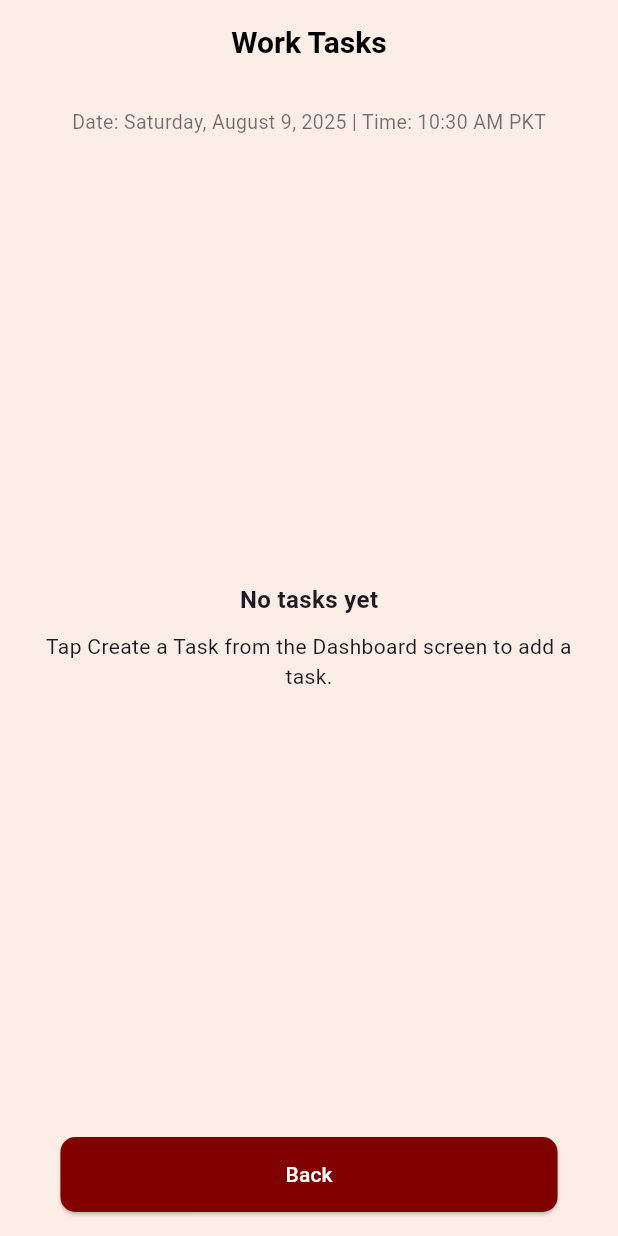
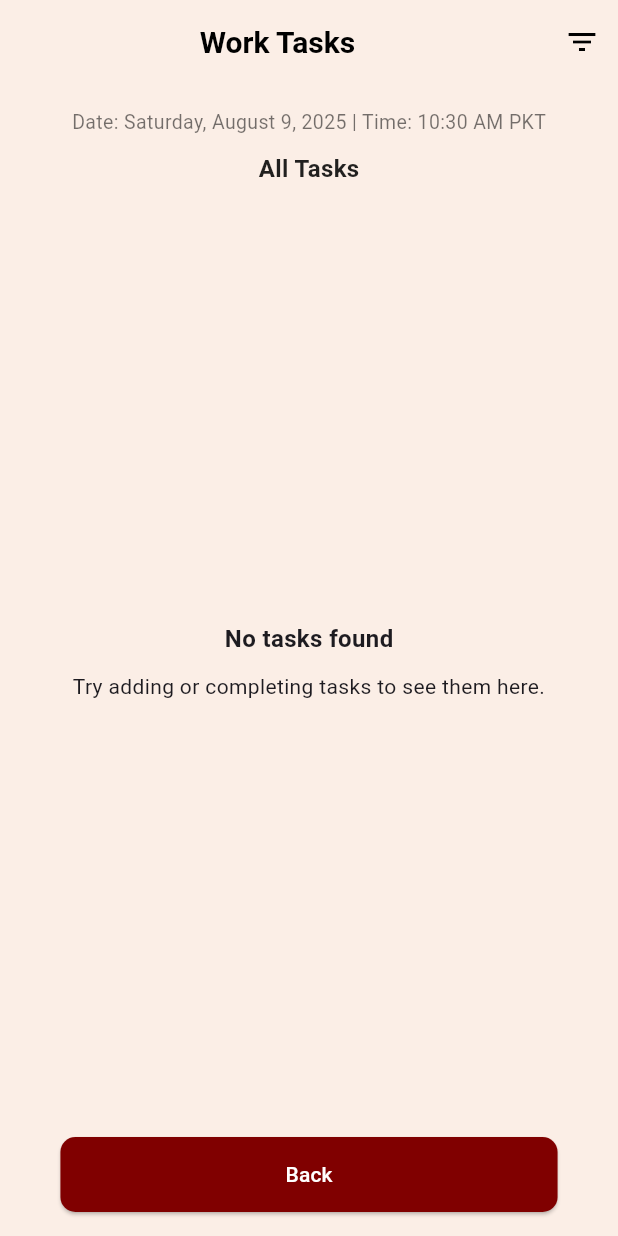
Before and after one commit to Munibafarooq-574/Aurado_2025, a Flutter app: the WorkScreen screen opened directly, on a phone screen of 412 x 824 dp. Run offline on Flutter 3.47's test engine with Material 3 defaults, Android fonts, the phone set to English and light mode, and no system bars; our stand-ins replace animated_text_kit, flutter_local_notifications, permission_handler, syncfusion_flutter_charts, timezone.

Commit message:
Initial commit

```diff
--- a/aurado_2025/lib/screens/work_screen.dart
+++ b/aurado_2025/lib/screens/work_screen.dart
@@ -3,7 +3,7 @@ import 'package:intl/intl.dart';
 import 'package:provider/provider.dart';
 import '../models/task.dart';
 import 'package:aurado_2025/task_manager.dart';
-import '../widgets/custom_task_card.dart'; // Add this import
+import '../widgets/custom_task_card.dart';
 
 class WorkScreen extends StatefulWidget {
   final TaskModel? task;
@@ -15,6 +15,8 @@ class WorkScreen extends StatefulWidget {
 }
 
 class _WorkScreenState extends State<WorkScreen> {
+  String selectedFilter = 'All Tasks';
+
   @override
   void initState() {
     super.initState();
@@ -35,17 +37,75 @@ class _WorkScreenState extends State<WorkScreen> {
     final date = DateFormat('MMMM d, y').format(now);
     final time = DateFormat('hh:mm a').format(now);
 
+    // 🔽 Filter tasks based on dropdown
+    List<TaskModel> workTasks = taskManager.getTasksByCategory('Work');
+
+    List<TaskModel> filteredTasks;
+    if (selectedFilter == 'Completed Tasks') {
+      filteredTasks = workTasks.where((task) => task.isCompleted).toList();
+    } else if (selectedFilter == 'Missed Tasks') {
+      filteredTasks = workTasks
+          .where((task) =>
+      !task.isCompleted &&
+          task.dueDateTime.isBefore(DateTime.now()))
+          .toList();
+    } else {
+      filteredTasks = workTasks.where((task) => !task.isCompleted).toList();
+    }
+
     return Scaffold(
       backgroundColor: const Color(0xFFFBEEE6),
       appBar: AppBar(
         automaticallyImplyLeading: false,
-        title: const Center(
-          child: Text(
-            'Work Tasks',
-            style: TextStyle(fontWeight: FontWeight.bold),
+        backgroundColor: const Color(0xFFFBEEE6),
+        title: const Text(
+          'Work Tasks',
+          style: TextStyle(fontWeight: FontWeight.bold),
+        ),
+        centerTitle: true,
+        actions: [
+          DropdownButton<String>(
+            value: selectedFilter,
+            underline: const SizedBox(),
+            icon: const Icon(Icons.filter_list, color: Colors.black),
+            dropdownColor: Colors.white.withOpacity(0.9), // Slight transparency
+            elevation: 8, // Increased elevation for 3D effect
+            style: const TextStyle(color: Colors.black, fontSize: 16),
+            items: <String>['All Tasks', 'Completed Tasks', 'Missed Tasks'].map((String value) {
+              return DropdownMenuItem<String>(
+                value: value,
+                child: Container(
+                  padding: const EdgeInsets.symmetric(horizontal: 16, vertical: 8),
+                  decoration: BoxDecoration(
+                    gradient: LinearGradient(
+                      colors: [Colors.white, Colors.grey.shade100],
+                      begin: Alignment.topLeft,
+                      end: Alignment.bottomRight,
+                    ),
+                    borderRadius: BorderRadius.circular(8),
+                  ),
+                  child: Text(value, style: const TextStyle(color: Colors.black)),
+                ),
+              );
+            }).toList(),
+            selectedItemBuilder: (BuildContext context) {
+              return <String>['All Tasks', 'Completed Tasks', 'Missed Tasks'].map<Widget>((String item) {
+                return Opacity(
+                  opacity: 0,
+                  child: Text(item, style: const TextStyle(color: Colors.black)),
+                );
+              }).toList();
+            },
+            onChanged: (String? newValue) {
+              setState(() {
+                selectedFilter = newValue!;
+              });
+            },
+            borderRadius: BorderRadius.circular(12), // Rounded corners for dropdown
           ),
-        ),
-        backgroundColor: const Color(0xFFFBEEE6),
+
+          const SizedBox(width: 12),
+        ],
       ),
       body: SafeArea(
         child: Padding(
@@ -58,28 +118,40 @@ class _WorkScreenState extends State<WorkScreen> {
                 style: const TextStyle(fontSize: 13, color: Colors.black54),
               ),
               const SizedBox(height: 10),
+              // <-- Add this Text widget here -->
+              Text(
+                selectedFilter,
+                style: const TextStyle(
+                  fontSize: 16,
+                  fontWeight: FontWeight.bold,
+                  color: Colors.black87,
+                ),
+              ),
+
+              const SizedBox(height: 10),
               Expanded(
-                child: taskManager.getTasksByCategory('Work').isEmpty
+                child: filteredTasks.isEmpty
                     ? Center(
                   child: Column(
                     mainAxisAlignment: MainAxisAlignment.center,
-                    children: [
-                      const Text(
-                        'No tasks yet',
-                        style: TextStyle(fontSize: 16, fontWeight: FontWeight.bold),
+                    children: const [
+                      Text(
+                        'No tasks found',
+                        style: TextStyle(
+                            fontSize: 16, fontWeight: FontWeight.bold),
                       ),
-                      const SizedBox(height: 10),
-                      const Text(
-                        'Tap Create a Task from the Dashboard screen to add a task.',
+                      SizedBox(height: 10),
+                      Text(
+                        'Try adding or completing tasks to see them here.',
                         textAlign: TextAlign.center,
                       ),
                     ],
                   ),
                 )
                     : ListView.builder(
-                  itemCount: taskManager.getTasksByCategory('Work').length,
+                  itemCount: filteredTasks.length,
                   itemBuilder: (context, index) {
-                    final task = taskManager.getTasksByCategory('Work')[index];
+                    final task = filteredTasks[index];
                     return CustomTaskCard(
                       task: task,
                       onDelete: () => _deleteTask(task),
@@ -93,10 +165,14 @@ class _WorkScreenState extends State<WorkScreen> {
                   onPressed: () => Navigator.pop(context),
                   style: ElevatedButton.styleFrom(
                     backgroundColor: const Color(0xFF800000),
-                    padding: const EdgeInsets.symmetric(horizontal: 150, vertical: 15),
-                    shape: RoundedRectangleBorder(borderRadius: BorderRadius.circular(10)),
+                    padding: const EdgeInsets.symmetric(
+                        horizontal: 150, vertical: 15),
+                    shape: RoundedRectangleBorder(
+                      borderRadius: BorderRadius.circular(10),
+                    ),
                   ),
-                  child: const Text('Back', style: TextStyle(color: Colors.white)),
+                  child:
+                  const Text('Back', style: TextStyle(color: Colors.white)),
                 ),
               ),
             ],
--- a/aurado_2025/lib/widgets/custom_task_card.dart
+++ b/aurado_2025/lib/widgets/custom_task_card.dart
@@ -86,6 +86,8 @@ class CustomTaskCard extends StatelessWidget {
                   ),
                 ),
               ),
+
+
             const SizedBox(height: 8),
 
             Row(
```
